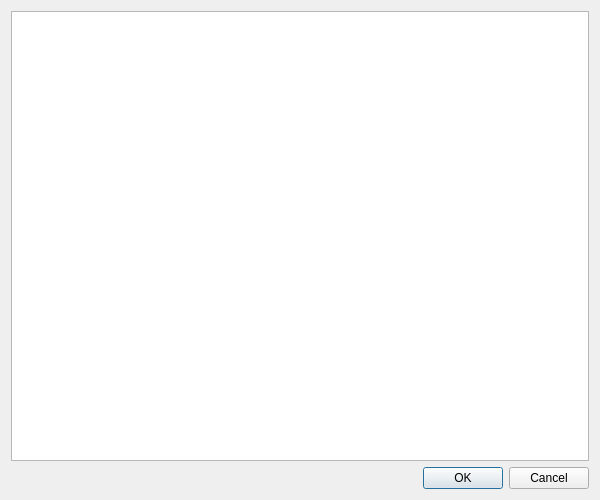
nametable/ScoringEngine, file templateeditwindow.ui: the form before one commit.
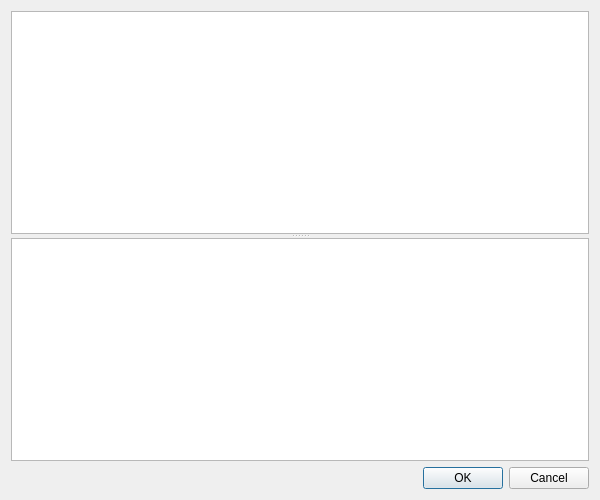
The form after the commit.

Commit message: Added 2nd qtable with splitter

```diff
--- a/templateeditwindow.ui
+++ b/templateeditwindow.ui
@@ -17,6 +17,10 @@
    <item>
     <layout class="QVBoxLayout" name="verticalLayout_2">
      <item>
+      <widget class="QSplitter" name="splitter">
+       <property name="orientation">
+        <enum>Qt::Vertical</enum>
+       </property>
       <widget class="QTableView" name="mainTable">
        <property name="editTriggers">
         <set>QAbstractItemView::DoubleClicked|QAbstractItemView::EditKeyPressed|QAbstractItemView::SelectedClicked</set>
@@ -63,6 +67,8 @@
        <attribute name="verticalHeaderStretchLastSection">
         <bool>false</bool>
        </attribute>
+       </widget>
+       <widget class="QTableView" name="tableView"/>
       </widget>
      </item>
      <item>
```
Left out of the diff: 2 changed lines with no effect on the pictures. Lines whose indentation alone changed are shown as unchanged. The commit also changes 2 other files.
